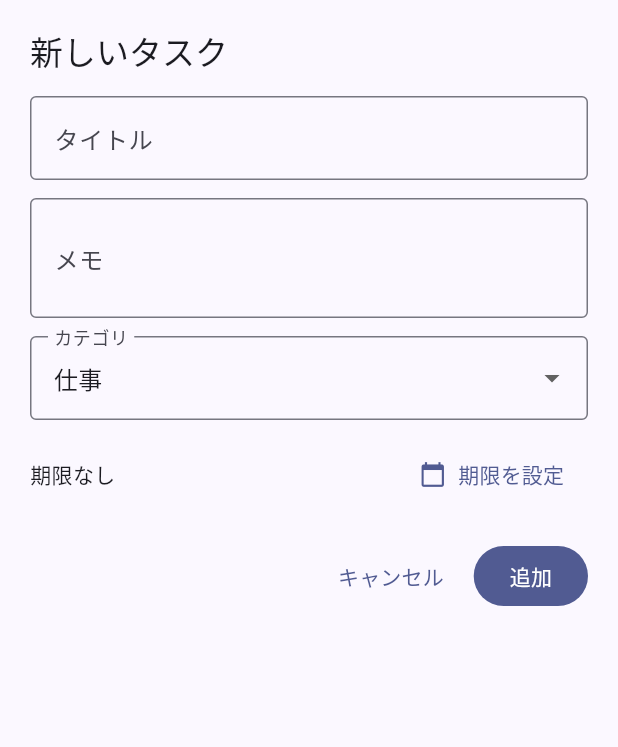
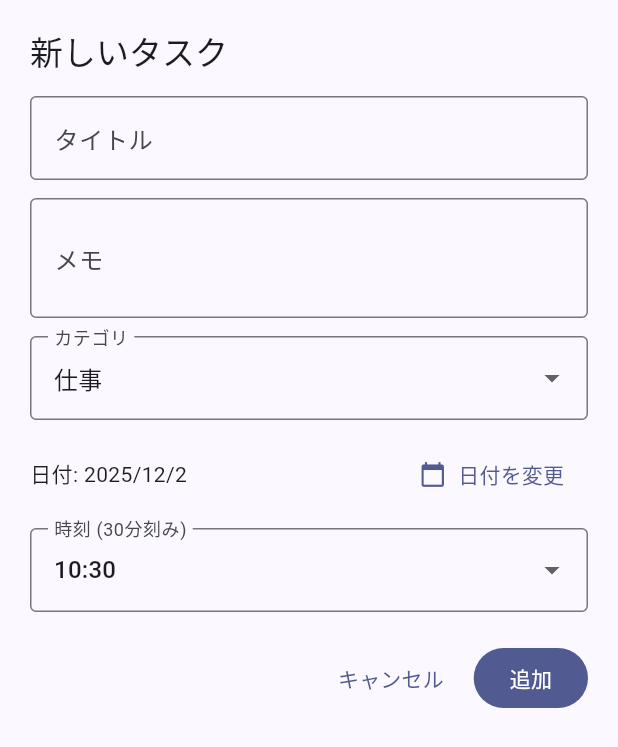
Before and after one commit to pkkoro/tools, a Flutter app: the TaskFormSheet widget shown alone on an empty page, opened directly, on a phone screen of 412 x 824 dp. Shown: the top 747 px of the screen. Run offline on Flutter 3.47's test engine with Material 3 defaults, Android fonts, the phone set to English and light mode, and no system bars.

Commit message:
Add half-hour time selection for calendar tasks

```diff
--- a/AllInOneCalender/lib/models/task.dart
+++ b/AllInOneCalender/lib/models/task.dart
@@ -5,7 +5,7 @@ class Task {
     required this.id,
     required this.title,
     this.notes = '',
-    this.dueDate,
+    required this.scheduledAt,
     this.category = '',
     this.isCompleted = false,
   });
@@ -13,14 +13,14 @@ class Task {
   final String id;
   String title;
   String notes;
-  DateTime? dueDate;
+  DateTime scheduledAt;
   String category;
   bool isCompleted;
 
   Task copyWith({
     String? title,
     String? notes,
-    DateTime? dueDate,
+    DateTime? scheduledAt,
     String? category,
     bool? isCompleted,
   }) {
@@ -28,7 +28,7 @@ class Task {
       id: id,
       title: title ?? this.title,
       notes: notes ?? this.notes,
-      dueDate: dueDate ?? this.dueDate,
+      scheduledAt: scheduledAt ?? this.scheduledAt,
       category: category ?? this.category,
       isCompleted: isCompleted ?? this.isCompleted,
     );
@@ -38,7 +38,7 @@ class Task {
         'id': id,
         'title': title,
         'notes': notes,
-        'dueDate': dueDate?.toIso8601String(),
+        'scheduledAt': scheduledAt.toIso8601String(),
         'category': category,
         'isCompleted': isCompleted,
       };
@@ -48,9 +48,8 @@ class Task {
       id: json['id'] as String,
       title: json['title'] as String,
       notes: json['notes'] as String? ?? '',
-      dueDate: json['dueDate'] != null
-          ? DateTime.tryParse(json['dueDate'] as String)
-          : null,
+      scheduledAt: DateTime.tryParse(json['scheduledAt'] as String) ??
+          DateTime.now(),
       category: json['category'] as String? ?? '',
       isCompleted: json['isCompleted'] as bool? ?? false,
     );
--- a/AllInOneCalender/lib/widgets/task_form_sheet.dart
+++ b/AllInOneCalender/lib/widgets/task_form_sheet.dart
@@ -17,7 +17,8 @@ class _TaskFormSheetState extends State<TaskFormSheet> {
   final _formKey = GlobalKey<FormState>();
   late final TextEditingController _titleController;
   late final TextEditingController _notesController;
-  DateTime? _dueDate;
+  late DateTime _scheduledAt;
+  late TimeOfDay _timeOfDay;
   String _selectedCategory = '';
   bool _initializedCategory = false;
 
@@ -26,7 +27,22 @@ class _TaskFormSheetState extends State<TaskFormSheet> {
     super.initState();
     _titleController = TextEditingController(text: widget.task?.title ?? '');
     _notesController = TextEditingController(text: widget.task?.notes ?? '');
-    _dueDate = widget.task?.dueDate ?? widget.initialDate;
+    final initialDateTime = widget.task?.scheduledAt ??
+        widget.initialDate ??
+        DateTime.now();
+    _timeOfDay = widget.task != null
+        ? TimeOfDay(
+            hour: widget.task!.scheduledAt.hour,
+            minute: widget.task!.scheduledAt.minute,
+          )
+        : _roundToNearestHalfHour(TimeOfDay.fromDateTime(initialDateTime));
+    _scheduledAt = DateTime(
+      initialDateTime.year,
+      initialDateTime.month,
+      initialDateTime.day,
+      _timeOfDay.hour,
+      _timeOfDay.minute,
+    );
   }
 
   @override
@@ -62,6 +78,19 @@ class _TaskFormSheetState extends State<TaskFormSheet> {
         _selectedCategory,
       addCategoryLabel,
     ];
+
+    final timeOptions = List.generate(
+      48,
+      (index) {
+        final hour = index ~/ 2;
+        final minute = (index % 2) * 30;
+        final display = '${hour.toString().padLeft(2, '0')}:${minute.toString().padLeft(2, '0')}';
+        return DropdownMenuItem<TimeOfDay>(
+          value: TimeOfDay(hour: hour, minute: minute),
+          child: Text(display),
+        );
+      },
+    );
 
     return Padding(
       padding: const EdgeInsets.fromLTRB(20, 20, 20, 32),
@@ -134,18 +163,36 @@ class _TaskFormSheetState extends State<TaskFormSheet> {
             Row(
               children: [
                 Expanded(
-                  child: Text(
-                    _dueDate == null
-                        ? '期限なし'
-                        : '期限: ${_dueDate!.year}/${_dueDate!.month}/${_dueDate!.day}',
-                  ),
+                  child: Text('日付: ${_scheduledAt.year}/${_scheduledAt.month}/${_scheduledAt.day}'),
                 ),
                 TextButton.icon(
                   onPressed: _pickDate,
                   icon: const Icon(Icons.calendar_today),
-                  label: const Text('期限を設定'),
+                  label: const Text('日付を変更'),
                 )
               ],
+            ),
+            const SizedBox(height: 12),
+            DropdownButtonFormField<TimeOfDay>(
+              value: _timeOfDay,
+              items: timeOptions,
+              decoration: const InputDecoration(
+                labelText: '時刻 (30分刻み)',
+                border: OutlineInputBorder(),
+              ),
+              onChanged: (value) {
+                if (value == null) return;
+                setState(() {
+                  _timeOfDay = value;
+                  _scheduledAt = DateTime(
+                    _scheduledAt.year,
+                    _scheduledAt.month,
+                    _scheduledAt.day,
+                    _timeOfDay.hour,
+                    _timeOfDay.minute,
+                  );
+                });
+              },
             ),
             const SizedBox(height: 20),
             Row(
@@ -170,7 +217,7 @@ class _TaskFormSheetState extends State<TaskFormSheet> {
 
   Future<void> _pickDate() async {
     final now = DateTime.now();
-    final initialDate = _dueDate ?? now;
+    final initialDate = _scheduledAt;
     final newDate = await showDatePicker(
       context: context,
       initialDate: initialDate,
@@ -178,7 +225,15 @@ class _TaskFormSheetState extends State<TaskFormSheet> {
       lastDate: DateTime(now.year + 3),
     );
     if (newDate == null) return;
-    setState(() => _dueDate = newDate);
+    setState(() {
+      _scheduledAt = DateTime(
+        newDate.year,
+        newDate.month,
+        newDate.day,
+        _timeOfDay.hour,
+        _timeOfDay.minute,
+      );
+    });
   }
 
   void _submit() {
@@ -186,7 +241,6 @@ class _TaskFormSheetState extends State<TaskFormSheet> {
     final taskState = context.read<TaskState>();
     final isEditing = widget.task != null;
     final id = widget.task?.id ?? const Uuid().v4();
-    final dueDate = _dueDate ?? widget.initialDate ?? DateTime.now();
     final selectedCategory = _selectedCategory.isNotEmpty
         ? _selectedCategory
         : (context.read<TaskState>().categories.isNotEmpty
@@ -197,7 +251,7 @@ class _TaskFormSheetState extends State<TaskFormSheet> {
       id: id,
       title: _titleController.text.trim(),
       notes: _notesController.text.trim(),
-      dueDate: dueDate,
+      scheduledAt: _scheduledAt,
       category: selectedCategory,
       isCompleted: widget.task?.isCompleted ?? false,
     );
@@ -242,4 +296,12 @@ class _TaskFormSheetState extends State<TaskFormSheet> {
     if (result == null || result.isEmpty) return null;
     return result;
   }
+
+  TimeOfDay _roundToNearestHalfHour(TimeOfDay time) {
+    final totalMinutes = time.hour * 60 + time.minute;
+    final rounded = (totalMinutes / 30).round() * 30;
+    final hour = (rounded ~/ 60) % 24;
+    final minute = rounded % 60;
+    return TimeOfDay(hour: hour, minute: minute);
+  }
 }
```
Also changed, not shown: AllInOneCalender/lib/screens/task_list_screen.dart (+24 -10 lines), 1 other file.
